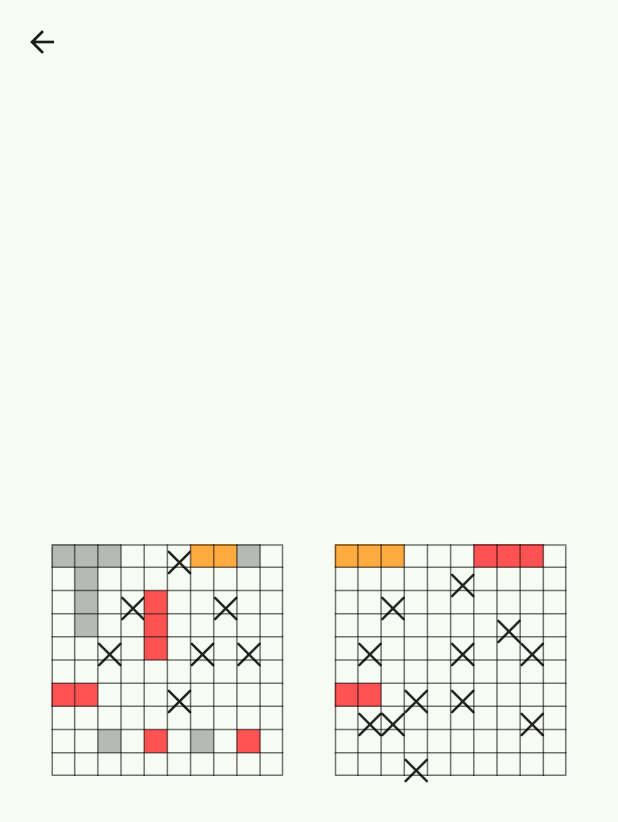
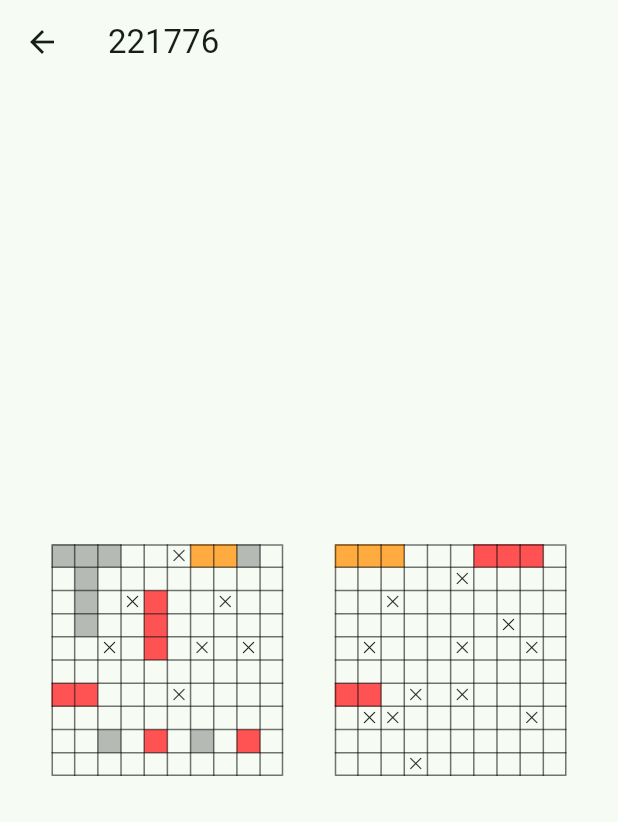
Before and after one commit to WiwlwiwaW/sea_warship, a Flutter app: the GamePage screen opened directly, on a phone screen of 412 x 824 dp. Shown: the top 822 px of the screen. Run offline on Flutter 3.47's test engine with Material 3 defaults, Android fonts, the phone set to English and light mode, and no system bars; our stand-ins replace bloc, flutter_bloc; missing offline and left inert: window_manager.

Commit message:
game code generation

```diff
--- a/lib/blocs/game_bloc.dart
+++ b/lib/blocs/game_bloc.dart
@@ -1,3 +1,4 @@
+// ignore_for_file: public_member_api_docs, sort_constructors_first
 import 'package:bloc/bloc.dart';
 import 'package:meta/meta.dart';
 
@@ -5,7 +6,11 @@
 part 'game_state.dart';
 
 class GameBloc extends Bloc<GameEvent, GameState> {
-  GameBloc() : super(GameInitial()) {
+  final String gameCode;
+
+  GameBloc({
+    required this.gameCode,
+  }) : super(GameInitial()) {
     on<GameEvent>((event, emit) {
       // TODO: implement event handler
     });
--- a/lib/pages/game_page.dart
+++ b/lib/pages/game_page.dart
@@ -1,19 +1,27 @@
+import 'dart:math';
+
 import 'package:flutter/cupertino.dart';
 import 'package:flutter/material.dart';
+import 'package:flutter_bloc/flutter_bloc.dart';
 import 'package:sea_warship/enums.dart';
 
-class GamePage extends StatefulWidget {
-  const GamePage({super.key});
+import '../blocs/game_bloc.dart';
+
+class GamePage extends StatelessWidget {
+  GamePage({super.key});
+
+  final String gameCode = Random().nextInt(999999).toString().padLeft(6, '0');
 
   @override
-  State<GamePage> createState() => _GamePageState();
-}
-
-class _GamePageState extends State<GamePage> {
-  @override
   Widget build(BuildContext context) {
+    return BlocProvider(
+      create: (context) => GameBloc(gameCode: gameCode),
+      child: BlocBuilder<GameBloc, GameState>(
+        builder: (context, state) {
           return Scaffold(
-      appBar: AppBar(),
+            appBar: AppBar(
+              title: Text(gameCode),
+            ),
             body: Row(
               mainAxisAlignment: MainAxisAlignment.spaceEvenly,
               children: [
@@ -54,6 +62,9 @@
               ],
             ),
           );
+        },
+      ),
+    );
   }
 
   Table _buildGameTable(
@@ -76,7 +87,12 @@
               color: getColorByNum(matrix[i][j], type),
               width: cellWidth,
               height: cellWidth,
-              child: matrix[i][j] == -3 ? Icon(CupertinoIcons.clear) : null,
+              child: matrix[i][j] == -3
+                  ? Icon(
+                      CupertinoIcons.clear,
+                      size: cellWidth * 0.75,
+                    )
+                  : null,
             ),
           ),
         );
```
Lines whose indentation alone changed are shown as unchanged.
